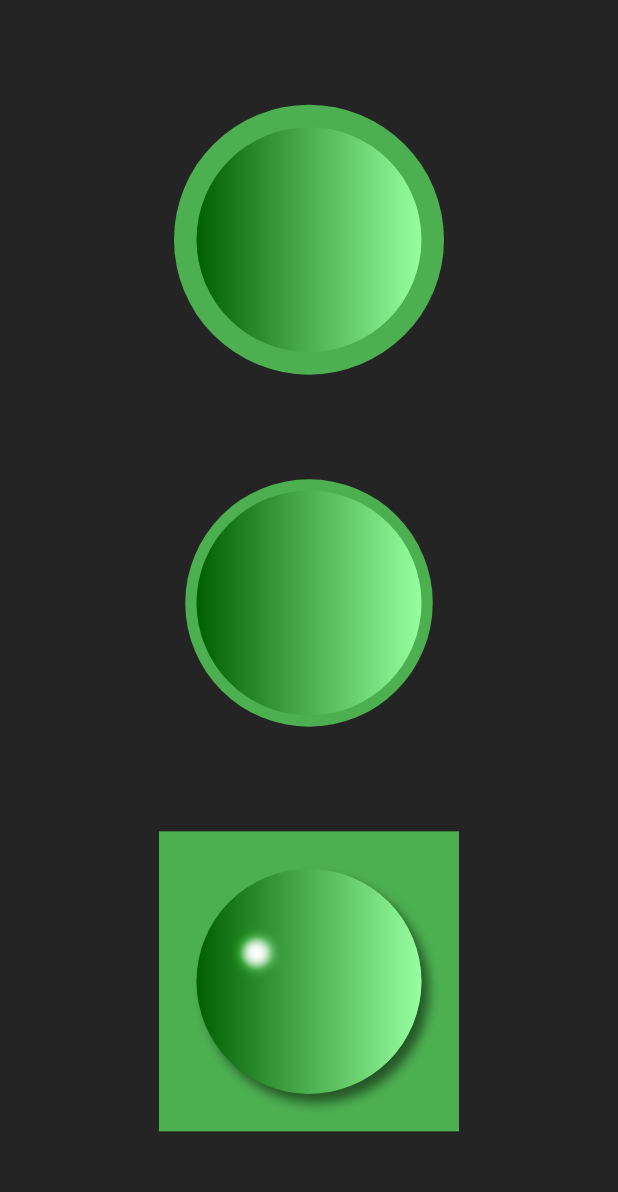
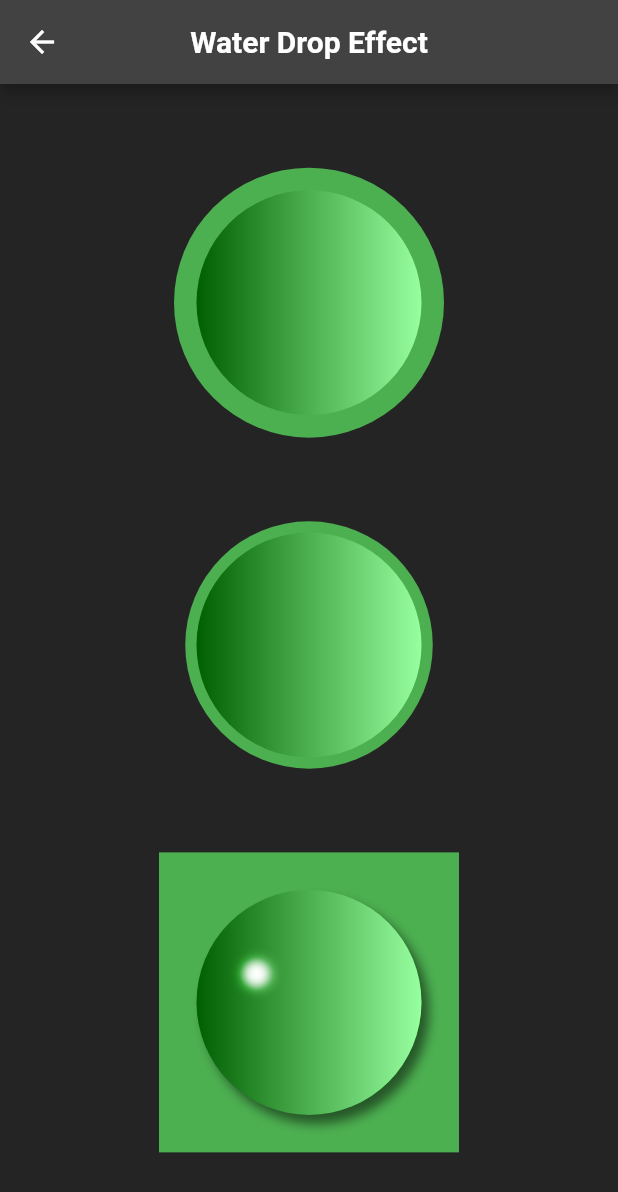
Before and after one commit to dev1abhi/Flutter-Animations, a Flutter app: the WaterDropEffect screen opened directly, on a phone screen of 412 x 824 dp. Shown: the top 1192 px of the screen. Run offline on Flutter 3.47's test engine with Material 2 defaults, Android fonts, the phone set to English and light mode, and no system bars; our stand-ins replace flutter_zoom_drawer, get, lottie.

Commit message:
Added Flutter water drop effect

```diff
--- a/lib/Screens/water_drop_effect.dart
+++ b/lib/Screens/water_drop_effect.dart
@@ -6,6 +6,15 @@ class WaterDropEffect extends StatelessWidget {
   @override
   Widget build(BuildContext context) {
     return Scaffold(
+      appBar: AppBar(
+        title: const Text(
+            "Water Drop Effect",
+          style: TextStyle(
+            fontWeight: FontWeight.bold,
+          ),
+        ),
+        centerTitle: true,
+      ),
       body: SafeArea(
         child: Column(
           children: [
```
